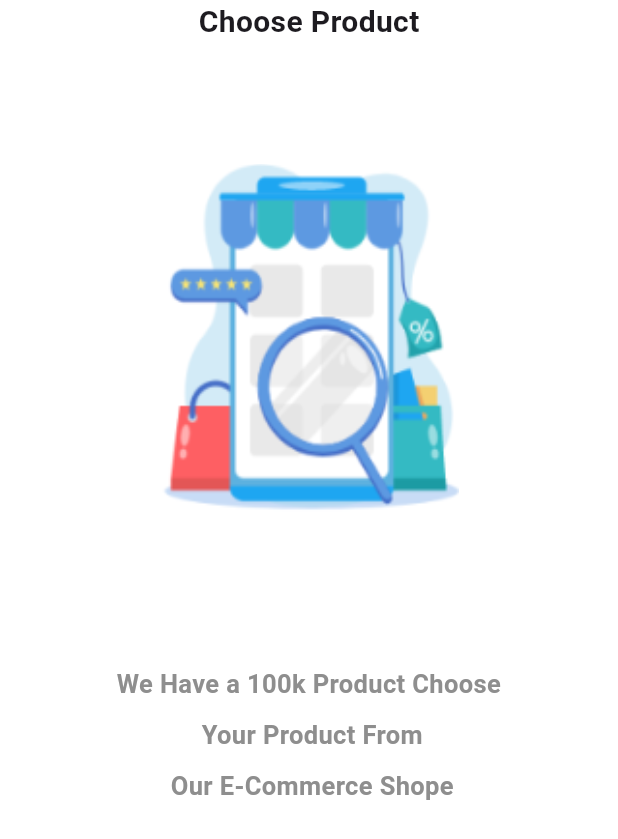
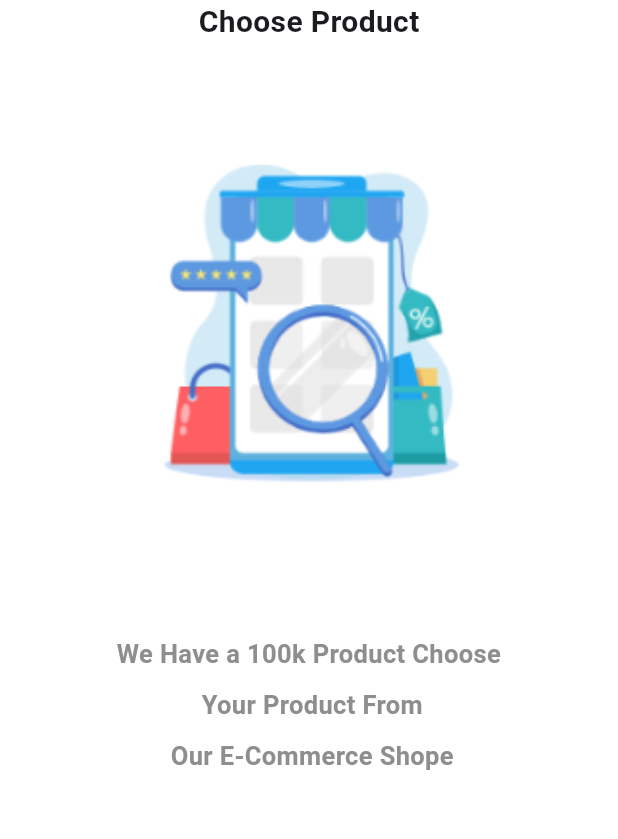
Before and after one commit to almotasim1900/knooz, a Flutter app: the screen it shows after launch, on a phone screen of 412 x 824 dp. Shown: the top 839 px of the screen. Run offline on Flutter 3.47's test engine with Material 3 defaults, Android fonts, the phone set to English and light mode, and no system bars; our stand-ins replace cloud_firestore, get; accounts and stored records are empty; project files that could hold a hidden picture were left out.

Commit message:
تحديث مشروع Knooz

```diff
--- a/lib/view/screen/onboarding.dart
+++ b/lib/view/screen/onboarding.dart
@@ -1,4 +1,5 @@
 //الصفحة الاولي
+import 'package:cloud_firestore/cloud_firestore.dart';
 import 'package:flutter/material.dart';
 import 'package:koosh/core/constant/colors.dart';
 import 'package:koosh/data/datasource/static/static.dart';
@@ -11,15 +12,21 @@ class OnBoarding extends StatelessWidget {
     return Scaffold(
       //لون الخلفية
       backgroundColor: AppColors.white,
-      body:SafeArea(child: PageView.builder(
+      body:SafeArea(child:
+      Column(
+        children: [
+          // الاكسباندد لتفصل الاجزاء المتحركة في صفحة الاقلاع
+          Expanded(
+            flex: 3,
+            child: PageView.builder(
                   itemCount: onBoardingList.length,
                   itemBuilder: (context,i)=>Column(
                   children: [
                     Text(onBoardingList[i].title!,style:const TextStyle(fontWeight: FontWeight.bold,fontSize: 20),),
-              SizedBox(height: 80,),
+                   const SizedBox(height: 80,),
                     //صور صفحة الاقلاع
-              Image.asset(onBoardingList[i].image!,height: 250 ,width: 200,fit:BoxFit.fill,),
-               SizedBox(height: 80,),
+                    Image.asset(onBoardingList[i].image!,height: 230 ,width: 200,fit:BoxFit.fill,),
+                    const SizedBox(height: 80,),
                      // حاوية خاصة بالنص تحت صور صفحة الاقلاع لاعطاءها بعض الخصائص
                     Container(width: double.infinity,
                     alignment: Alignment.center,
@@ -28,7 +35,19 @@ class OnBoarding extends StatelessWidget {
 
 
                   ],
+                )),
+          ),
+          //الاكسباندد الثاني لاحتواء نقاط التنقل والباتوم
+          Expanded(flex: 1,
+            child: Column(
+            children: [
+              // ربط عدد النقاط بعدد عناصر صغحة الاقلاع
+              ...List.generate(onBoardingList.length, (index)=>AnimatedContainer(duration:const Duration(milliseconds: 900)))
+
+            ],
           ))
+        ],
+      )
         )
 
 
```
Lines whose indentation alone changed are shown as unchanged.
